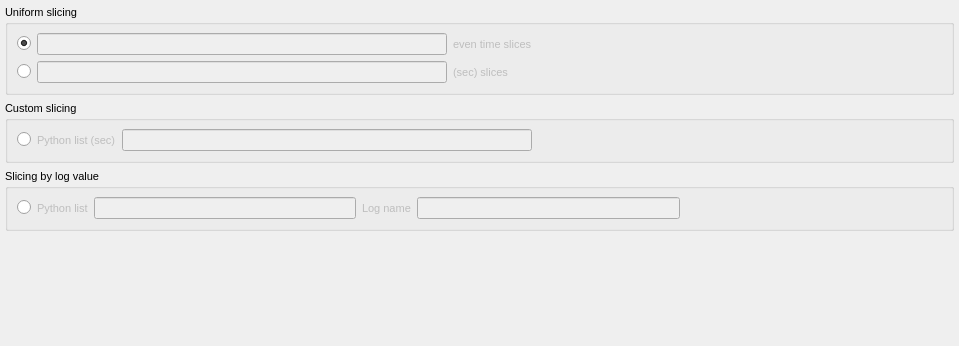
First picture: the form in qt/scientific_interfaces/ISISReflectometry/ReflEventTabWidget.ui, repository mantidproject/mantid, before the edit.
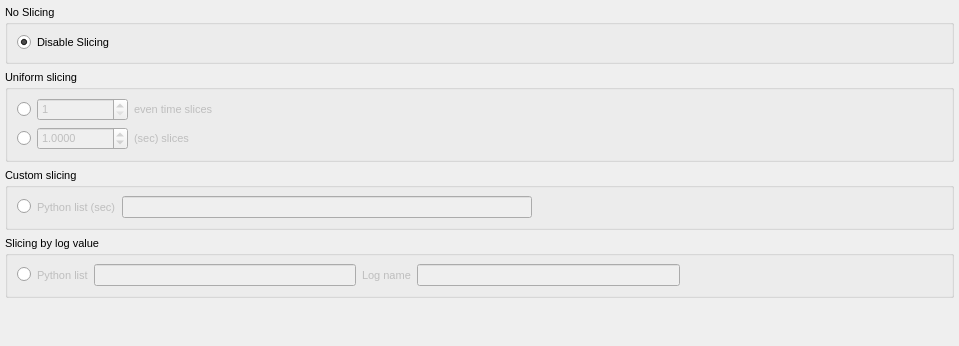
Second picture: the form after the edit.

Commit message:
Added model syncronisation code to Event tab.
Re #22263

The edit to the form file:
```diff
--- a/qt/scientific_interfaces/ISISReflectometry/ReflEventTabWidget.ui
+++ b/qt/scientific_interfaces/ISISReflectometry/ReflEventTabWidget.ui
@@ -33,6 +33,31 @@
    <property name="bottomMargin">
     <number>5</number>
    </property>
+   <item>
+    <widget class="QGroupBox" name="noSlicingGroup">
+     <property name="title">
+      <string>No Slicing</string>
+     </property>
+     <layout class="QHBoxLayout" name="horizontalLayout">
+      <item>
+       <widget class="QRadioButton" name="disabledSlicingButton">
+        <property name="enabled">
+         <bool>true</bool>
+        </property>
+        <property name="text">
+         <string>Disable Slicing</string>
+        </property>
+        <property name="checked">
+         <bool>true</bool>
+        </property>
+        <attribute name="buttonGroup">
+         <string notr="true">slicingButtonGroup</string>
+        </attribute>
+       </widget>
+      </item>
+     </layout>
+    </widget>
+   </item>
    <item>
     <widget class="QGroupBox" name="uniformGroup">
      <property name="title">
@@ -44,23 +69,13 @@
         <item row="0" column="0">
          <widget class="QRadioButton" name="uniformEvenButton">
           <property name="checked">
-           <bool>true</bool>
+           <bool>false</bool>
           </property>
           <attribute name="buttonGroup">
            <string notr="true">slicingOptionsButtonGroup</string>
           </attribute>
          </widget>
         </item>
-        <item row="0" column="1">
-         <widget class="QLineEdit" name="uniformEvenEdit">
-          <property name="enabled">
-           <bool>false</bool>
-          </property>
-          <property name="toolTip">
-           <string>The number of evenly sized slices to split the event data into</string>
-          </property>
-         </widget>
-        </item>
         <item row="0" column="2">
          <widget class="QLabel" name="uniformEvenLabel">
           <property name="enabled">
@@ -91,16 +106,6 @@
           </attribute>
          </widget>
         </item>
-        <item row="1" column="1">
-         <widget class="QLineEdit" name="uniformEdit">
-          <property name="enabled">
-           <bool>false</bool>
-          </property>
-          <property name="toolTip">
-           <string>The length of time in seconds each slice should cover</string>
-          </property>
-         </widget>
-        </item>
         <item row="1" column="2">
          <widget class="QLabel" name="uniformLabel">
           <property name="enabled">
@@ -124,6 +129,38 @@
           </property>
          </spacer>
         </item>
+        <item row="0" column="1">
+         <widget class="QSpinBox" name="uniformEvenEdit">
+          <property name="enabled">
+           <bool>false</bool>
+          </property>
+          <property name="minimum">
+           <number>1</number>
+          </property>
+          <property name="maximum">
+           <number>1000000000</number>
+          </property>
+          <property name="value">
+           <number>1</number>
+          </property>
+         </widget>
+        </item>
+        <item row="1" column="1">
+         <widget class="QDoubleSpinBox" name="uniformEdit">
+          <property name="enabled">
+           <bool>false</bool>
+          </property>
+          <property name="decimals">
+           <number>4</number>
+          </property>
+          <property name="maximum">
+           <double>100000000000.000000000000000</double>
+          </property>
+          <property name="value">
+           <double>1.000000000000000</double>
+          </property>
+         </widget>
+        </item>
        </layout>
       </item>
      </layout>
```
Left out of the diff: 10 changed lines with no effect on the pictures. The commit also changes 12 other files.
